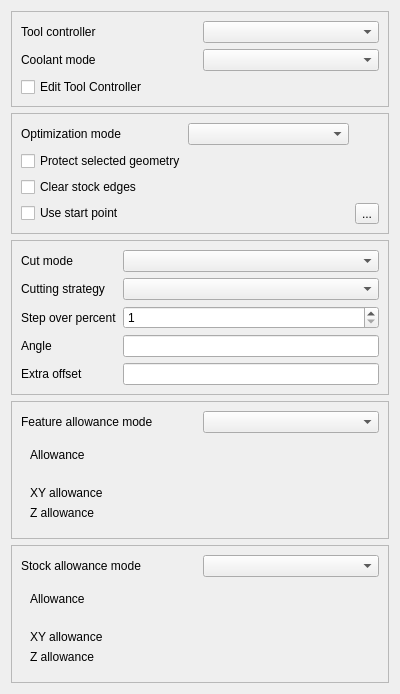
Qt form src/Mod/CAM/Gui/Resources/panels/PageOpVolumeFaceMillEdit.ui (Rehcra001/FreeCAD) before a commit.
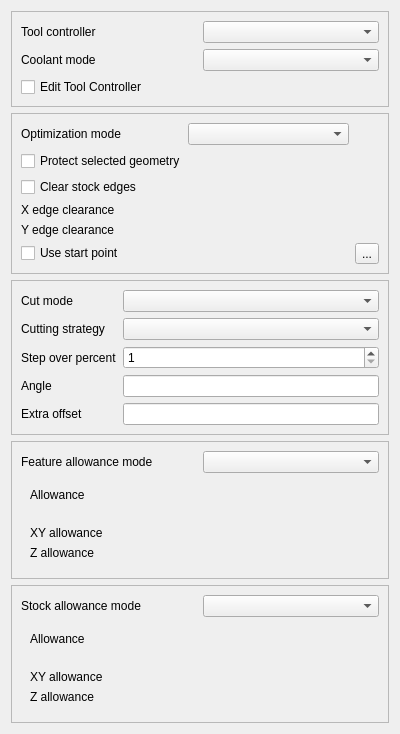
The same form after that commit. Icons and pictures are not drawn. Custom widgets are drawn as their Qt base class.

Commit message: CAM: complete Volume Face Mill phases 2 and 3

The edit to the form file:
```diff
--- a/src/Mod/CAM/Gui/Resources/panels/PageOpVolumeFaceMillEdit.ui
+++ b/src/Mod/CAM/Gui/Resources/panels/PageOpVolumeFaceMillEdit.ui
@@ -100,7 +100,35 @@
         </property>
        </widget>
       </item>
-      <item row="3" column="0" colspan="2">
+      <item row="3" column="0">
+       <widget class="QLabel" name="stockEdgeClearanceX_label">
+        <property name="text">
+         <string>X edge clearance</string>
+        </property>
+       </widget>
+      </item>
+      <item row="3" column="1" colspan="2">
+       <widget class="Gui::QuantitySpinBox" name="stockEdgeClearanceX">
+        <property name="toolTip">
+         <string>Distance the tool center may overhang true stock exterior edges in the X direction when Clear stock edges is enabled. The default is tool radius plus 0.1 mm.</string>
+        </property>
+       </widget>
+      </item>
+      <item row="4" column="0">
+       <widget class="QLabel" name="stockEdgeClearanceY_label">
+        <property name="text">
+         <string>Y edge clearance</string>
+        </property>
+       </widget>
+      </item>
+      <item row="4" column="1" colspan="2">
+       <widget class="Gui::QuantitySpinBox" name="stockEdgeClearanceY">
+        <property name="toolTip">
+         <string>Distance the tool center may overhang true stock exterior edges in the Y direction when Clear stock edges is enabled. The default is tool radius plus 0.1 mm.</string>
+        </property>
+       </widget>
+      </item>
+      <item row="5" column="0" colspan="2">
        <widget class="QCheckBox" name="useStartPoint">
         <property name="toolTip">
          <string>Specify if this operation uses a starting point.</string>
@@ -110,7 +138,7 @@
         </property>
        </widget>
       </item>
-      <item row="3" column="2">
+      <item row="5" column="2">
        <widget class="QToolButton" name="setStartPoint">
         <property name="toolTip">
          <string>Set picked point as start point</string>
```
Left out of the diff: 6 changed lines with no effect on the pictures. The commit also changes 4 other files.
